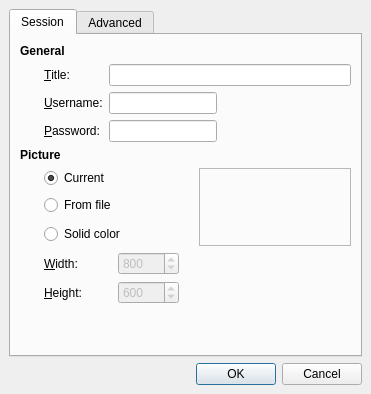
Old version of the form src/client/ui/hostdialog.ui in the repository drawpile/Drawpile.
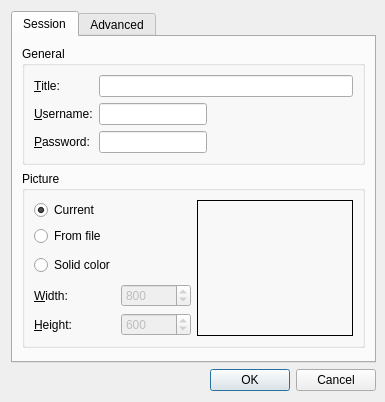
New version of the form. Icons and pictures are not drawn. Custom widgets are drawn as their Qt base class.

Commit message:
Dialog layout tweaks
Use FormLayout and group boxes rather than manually crafted grids.
This way the layout will adapt to the current theme.

Diff of the .ui file:
```diff
--- a/src/client/ui/hostdialog.ui
+++ b/src/client/ui/hostdialog.ui
@@ -9,29 +9,17 @@
    <rect>
     <x>0</x>
     <y>0</y>
-    <width>371</width>
-    <height>394</height>
+    <width>385</width>
+    <height>402</height>
    </rect>
   </property>
   <property name="windowTitle">
    <string>Host a session</string>
   </property>
   <layout class="QVBoxLayout">
-   <property name="spacing">
-    <number>6</number>
-   </property>
-   <property name="leftMargin">
-    <number>9</number>
-   </property>
-   <property name="topMargin">
-    <number>9</number>
-   </property>
    <property name="rightMargin">
     <number>9</number>
    </property>
-   <property name="bottomMargin">
-    <number>9</number>
-   </property>
    <item>
     <widget class="QTabWidget" name="tabWidget">
      <property name="currentIndex">
@@ -41,41 +29,17 @@
       <attribute name="title">
        <string>Session</string>
       </attribute>
-      <layout class="QVBoxLayout">
+      <layout class="QVBoxLayout" name="verticalLayout">
        <item>
-        <widget class="QLabel" name="label_7">
-         <property name="font">
-          <font>
-           <weight>75</weight>
-           <bold>true</bold>
-          </font>
-         </property>
-         <property name="text">
+        <widget class="QGroupBox" name="groupBox_2">
+         <property name="title">
           <string>General</string>
          </property>
-         <property name="textFormat">
-          <enum>Qt::PlainText</enum>
+         <property name="flat">
+          <bool>true</bool>
          </property>
-        </widget>
-       </item>
-       <item>
-        <layout class="QGridLayout">
-         <property name="leftMargin">
-          <number>0</number>
-         </property>
-         <property name="topMargin">
-          <number>0</number>
-         </property>
-         <property name="rightMargin">
-          <number>0</number>
-         </property>
-         <property name="bottomMargin">
-          <number>0</number>
-         </property>
-         <property name="spacing">
-          <number>6</number>
-         </property>
-         <item row="0" column="1">
+         <layout class="QFormLayout" name="formLayout">
+          <item row="0" column="0">
           <widget class="QLabel" name="label">
            <property name="text">
             <string>&amp;Title:</string>
@@ -85,20 +49,14 @@
            </property>
           </widget>
          </item>
-         <item row="2" column="2">
-          <widget class="QLineEdit" name="sessionpassword">
-           <property name="sizePolicy">
-            <sizepolicy hsizetype="Preferred" vsizetype="Fixed">
-             <horstretch>0</horstretch>
-             <verstretch>0</verstretch>
-            </sizepolicy>
-           </property>
+          <item row="0" column="1">
+           <widget class="QLineEdit" name="sessiontitle">
            <property name="toolTip">
             <string>Password for this session. If left blank, anyone can join the session</string>
            </property>
           </widget>
          </item>
-         <item row="1" column="1">
+          <item row="1" column="0">
           <widget class="QLabel" name="label_2">
            <property name="text">
             <string>&amp;Username:</string>
@@ -108,14 +66,9 @@
            </property>
           </widget>
          </item>
-         <item row="0" column="2" colspan="2">
-          <widget class="QLineEdit" name="sessiontitle">
-           <property name="toolTip">
-            <string>A title that is shown to users</string>
-           </property>
-          </widget>
-         </item>
-         <item row="1" column="2">
+          <item row="1" column="1">
+           <layout class="QHBoxLayout" name="horizontalLayout_3">
+            <item>
           <widget class="QLineEdit" name="username">
            <property name="sizePolicy">
             <sizepolicy hsizetype="Preferred" vsizetype="Fixed">
@@ -131,7 +84,22 @@
            </property>
           </widget>
          </item>
-         <item row="2" column="1">
+            <item>
+             <spacer name="horizontalSpacer">
+              <property name="orientation">
+               <enum>Qt::Horizontal</enum>
+              </property>
+              <property name="sizeHint" stdset="0">
+               <size>
+                <width>40</width>
+                <height>20</height>
+               </size>
+              </property>
+             </spacer>
+            </item>
+           </layout>
+          </item>
+          <item row="2" column="0">
           <widget class="QLabel" name="label_3">
            <property name="text">
             <string>&amp;Password:</string>
@@ -141,24 +109,23 @@
            </property>
           </widget>
          </item>
-         <item row="1" column="0">
-          <spacer>
-           <property name="orientation">
-            <enum>Qt::Horizontal</enum>
-           </property>
-           <property name="sizeType">
-            <enum>QSizePolicy::Fixed</enum>
-           </property>
-           <property name="sizeHint" stdset="0">
-            <size>
-             <width>24</width>
-             <height>20</height>
-            </size>
-           </property>
-          </spacer>
-         </item>
-         <item row="1" column="3">
-          <spacer>
+          <item row="2" column="1">
+           <layout class="QHBoxLayout" name="horizontalLayout_2">
+            <item>
+             <widget class="QLineEdit" name="sessionpassword">
+              <property name="sizePolicy">
+               <sizepolicy hsizetype="Preferred" vsizetype="Fixed">
+                <horstretch>0</horstretch>
+                <verstretch>0</verstretch>
+               </sizepolicy>
+              </property>
+              <property name="toolTip">
+               <string>Password for this session. If left blank, anyone can join the session</string>
+              </property>
+             </widget>
+            </item>
+            <item>
+             <spacer name="horizontalSpacer_2">
            <property name="orientation">
             <enum>Qt::Horizontal</enum>
            </property>
@@ -172,25 +139,21 @@
          </item>
         </layout>
        </item>
+         </layout>
+        </widget>
+       </item>
        <item>
-        <widget class="QLabel" name="label_6">
-         <property name="font">
-          <font>
-           <weight>75</weight>
-           <bold>true</bold>
-          </font>
-         </property>
-         <property name="text">
+        <widget class="QGroupBox" name="groupBox">
+         <property name="title">
           <string>Picture</string>
          </property>
-         <property name="textFormat">
-          <enum>Qt::PlainText</enum>
+         <property name="flat">
+          <bool>true</bool>
          </property>
-        </widget>
-       </item>
+         <layout class="QHBoxLayout" name="horizontalLayout">
        <item>
-        <layout class="QGridLayout">
-         <item row="0" column="1">
+           <layout class="QFormLayout" name="formLayout_2">
+            <item row="0" column="0">
           <widget class="QRadioButton" name="existingpicture">
            <property name="text">
             <string>Current</string>
@@ -200,49 +163,14 @@
            </property>
           </widget>
          </item>
-         <item row="0" column="3" rowspan="3">
-          <widget class="ImageSelector" name="imageSelector">
-           <property name="sizePolicy">
-            <sizepolicy hsizetype="Preferred" vsizetype="Preferred">
-             <horstretch>0</horstretch>
-             <verstretch>0</verstretch>
-            </sizepolicy>
-           </property>
-           <property name="minimumSize">
-            <size>
-             <width>152</width>
-             <height>16</height>
-            </size>
-           </property>
-           <property name="frameShape">
-            <enum>QFrame::StyledPanel</enum>
-           </property>
-          </widget>
-         </item>
          <item row="1" column="0">
-          <spacer>
-           <property name="orientation">
-            <enum>Qt::Horizontal</enum>
-           </property>
-           <property name="sizeType">
-            <enum>QSizePolicy::Fixed</enum>
-           </property>
-           <property name="sizeHint" stdset="0">
-            <size>
-             <width>24</width>
-             <height>20</height>
-            </size>
-           </property>
-          </spacer>
-         </item>
-         <item row="1" column="1">
           <widget class="QRadioButton" name="otherpicture">
            <property name="text">
             <string>From file</string>
            </property>
           </widget>
          </item>
-         <item row="1" column="2">
+            <item row="1" column="1">
           <widget class="QToolButton" name="selectPicture">
            <property name="focusPolicy">
             <enum>Qt::NoFocus</enum>
@@ -259,14 +187,14 @@
            </property>
           </widget>
          </item>
-         <item row="2" column="1">
+            <item row="2" column="0">
           <widget class="QRadioButton" name="solidcolor">
            <property name="text">
             <string>Solid color</string>
            </property>
           </widget>
          </item>
-         <item row="2" column="2">
+            <item row="2" column="1">
           <widget class="QToolButton" name="selectColor">
            <property name="focusPolicy">
             <enum>Qt::NoFocus</enum>
@@ -283,87 +211,7 @@
            </property>
           </widget>
          </item>
-        </layout>
-       </item>
-       <item>
-        <layout class="QGridLayout">
-         <property name="leftMargin">
-          <number>0</number>
-         </property>
-         <property name="topMargin">
-          <number>0</number>
-         </property>
-         <property name="rightMargin">
-          <number>0</number>
-         </property>
-         <property name="bottomMargin">
-          <number>0</number>
-         </property>
-         <property name="spacing">
-          <number>6</number>
-         </property>
-         <item row="0" column="3">
-          <spacer>
-           <property name="orientation">
-            <enum>Qt::Horizontal</enum>
-           </property>
-           <property name="sizeHint" stdset="0">
-            <size>
-             <width>40</width>
-             <height>20</height>
-            </size>
-           </property>
-          </spacer>
-         </item>
-         <item row="1" column="2">
-          <widget class="QSpinBox" name="pictureheight">
-           <property name="enabled">
-            <bool>false</bool>
-           </property>
-           <property name="sizePolicy">
-            <sizepolicy hsizetype="Preferred" vsizetype="Fixed">
-             <horstretch>0</horstretch>
-             <verstretch>0</verstretch>
-            </sizepolicy>
-           </property>
-           <property name="minimum">
-            <number>100</number>
-           </property>
-           <property name="maximum">
-            <number>65535</number>
-           </property>
-           <property name="value">
-            <number>600</number>
-           </property>
-          </widget>
-         </item>
-         <item row="1" column="1">
-          <widget class="QLabel" name="label_5">
-           <property name="text">
-            <string>&amp;Height:</string>
-           </property>
-           <property name="buddy">
-            <cstring>pictureheight</cstring>
-           </property>
-          </widget>
-         </item>
-         <item row="0" column="0">
-          <spacer>
-           <property name="orientation">
-            <enum>Qt::Horizontal</enum>
-           </property>
-           <property name="sizeType">
-            <enum>QSizePolicy::Fixed</enum>
-           </property>
-           <property name="sizeHint" stdset="0">
-            <size>
-             <width>24</width>
-             <height>20</height>
-            </size>
-           </property>
-          </spacer>
-         </item>
-         <item row="0" column="1">
+            <item row="3" column="0">
           <widget class="QLabel" name="label_4">
            <property name="minimumSize">
             <size>
@@ -379,7 +227,7 @@
            </property>
           </widget>
          </item>
-         <item row="0" column="2">
+            <item row="3" column="1">
           <widget class="QSpinBox" name="picturewidth">
            <property name="enabled">
             <bool>false</bool>
@@ -401,17 +249,74 @@
            </property>
           </widget>
          </item>
+            <item row="4" column="0">
+             <widget class="QLabel" name="label_5">
+              <property name="text">
+               <string>&amp;Height:</string>
+              </property>
+              <property name="buddy">
+               <cstring>pictureheight</cstring>
+              </property>
+             </widget>
+            </item>
+            <item row="4" column="1">
+             <widget class="QSpinBox" name="pictureheight">
+              <property name="enabled">
+               <bool>false</bool>
+              </property>
+              <property name="sizePolicy">
+               <sizepolicy hsizetype="Preferred" vsizetype="Fixed">
+                <horstretch>0</horstretch>
+                <verstretch>0</verstretch>
+               </sizepolicy>
+              </property>
+              <property name="minimum">
+               <number>100</number>
+              </property>
+              <property name="maximum">
+               <number>65535</number>
+              </property>
+              <property name="value">
+               <number>600</number>
+              </property>
+             </widget>
+            </item>
         </layout>
        </item>
        <item>
-        <spacer>
+           <widget class="ImageSelector" name="imageSelector">
+            <property name="sizePolicy">
+             <sizepolicy hsizetype="Preferred" vsizetype="Preferred">
+              <horstretch>0</horstretch>
+              <verstretch>0</verstretch>
+             </sizepolicy>
+            </property>
+            <property name="minimumSize">
+             <size>
+              <width>152</width>
+              <height>16</height>
+             </size>
+            </property>
+            <property name="frameShape">
+             <enum>QFrame::Panel</enum>
+            </property>
+            <property name="frameShadow">
+             <enum>QFrame::Plain</enum>
+            </property>
+           </widget>
+          </item>
+         </layout>
+        </widget>
+       </item>
+       <item>
+        <spacer name="verticalSpacer">
          <property name="orientation">
           <enum>Qt::Vertical</enum>
          </property>
          <property name="sizeHint" stdset="0">
           <size>
-           <width>331</width>
-           <height>16</height>
+           <width>20</width>
+           <height>60</height>
           </size>
          </property>
         </spacer>
```
Left out of the diff: 300 changed lines with no effect on the pictures. Lines whose indentation alone changed are shown as unchanged. The commit also changes 3 other files.
